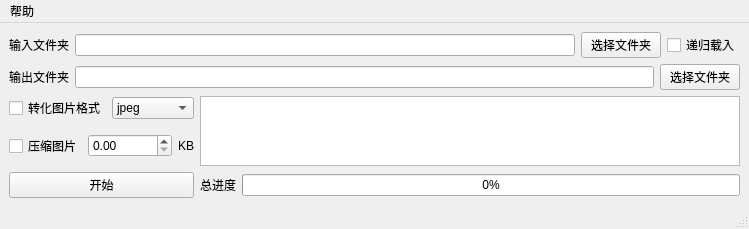
First picture: the form in ui/main_window.ui, repository NotMings/image-toolbox, before the edit.
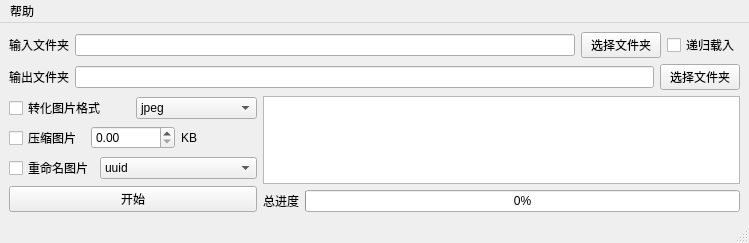
Second picture: the form after the edit.

Commit message: 增加图片重命名功能

Diff of the .ui file:
```diff
--- a/ui/main_window.ui
+++ b/ui/main_window.ui
@@ -7,14 +7,14 @@
     <x>0</x>
     <y>0</y>
     <width>742</width>
-    <height>226</height>
+    <height>236</height>
    </rect>
   </property>
   <property name="windowTitle">
    <string>图片工具箱</string>
   </property>
   <widget class="QWidget" name="centralwidget">
-   <layout class="QGridLayout" name="gridLayout">
+   <layout class="QFormLayout" name="formLayout">
     <item row="0" column="0" colspan="2">
      <layout class="QHBoxLayout" name="inputFolderHorizontalLayout">
       <item>
@@ -78,28 +78,9 @@
       </item>
      </layout>
     </item>
-    <item row="2" column="1" rowspan="2">
-     <widget class="QTextEdit" name="consoleTextEdit"/>
-    </item>
-    <item row="4" column="1">
-     <layout class="QHBoxLayout" name="totalProgressHorizontalLayout">
-      <item>
-       <widget class="QLabel" name="totalProgresslabel">
-        <property name="text">
-         <string>总进度</string>
-        </property>
-       </widget>
-      </item>
-      <item>
-       <widget class="QProgressBar" name="totalProgressBar">
-        <property name="value">
-         <number>0</number>
-        </property>
-       </widget>
-      </item>
-     </layout>
-    </item>
     <item row="2" column="0">
+     <layout class="QVBoxLayout" name="optionVerticalLayout">
+      <item>
      <layout class="QHBoxLayout" name="convertImageFormatHorizontalLayout">
       <item>
        <widget class="QCheckBox" name="convertImageFormatCheckBox">
@@ -129,7 +110,7 @@
       </item>
      </layout>
     </item>
-    <item row="3" column="0">
+      <item>
      <layout class="QHBoxLayout" name="compressImageHorizontalLayout">
       <item>
        <widget class="QCheckBox" name="compressImageCheckBox">
@@ -154,12 +135,69 @@
       </item>
      </layout>
     </item>
-    <item row="4" column="0">
+      <item>
+       <layout class="QHBoxLayout" name="renameImageHorizontalLayout">
+        <item>
+         <widget class="QCheckBox" name="renameImageCheckBox">
+          <property name="text">
+           <string>重命名图片</string>
+          </property>
+         </widget>
+        </item>
+        <item>
+         <widget class="QComboBox" name="renameImageComboBox">
+          <item>
+           <property name="text">
+            <string>uuid</string>
+           </property>
+          </item>
+          <item>
+           <property name="text">
+            <string>md5</string>
+           </property>
+          </item>
+          <item>
+           <property name="text">
+            <string>auto-increment number</string>
+           </property>
+          </item>
+         </widget>
+        </item>
+       </layout>
+      </item>
+      <item>
      <widget class="QPushButton" name="startProcessingPushButton">
       <property name="text">
        <string>开始</string>
       </property>
      </widget>
+      </item>
+     </layout>
+    </item>
+    <item row="2" column="1">
+     <layout class="QVBoxLayout" name="outputInfoVerticalLayout">
+      <item>
+       <widget class="QTextEdit" name="consoleTextEdit"/>
+      </item>
+      <item>
+       <layout class="QHBoxLayout" name="totalProgressHorizontalLayout">
+        <item>
+         <widget class="QLabel" name="totalProgresslabel">
+          <property name="text">
+           <string>总进度</string>
+          </property>
+         </widget>
+        </item>
+        <item>
+         <widget class="QProgressBar" name="totalProgressBar">
+          <property name="value">
+           <number>0</number>
+          </property>
+         </widget>
+        </item>
+       </layout>
+      </item>
+     </layout>
     </item>
    </layout>
   </widget>
```
Lines whose indentation alone changed are shown as unchanged. The commit also changes 5 other files.
